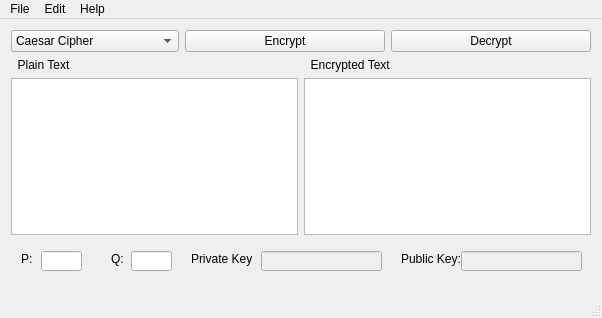
Above: Integrity Countermeasure/mainwindow.ui from RoysGit227/Software2Project before the change. Below: the same form after it.
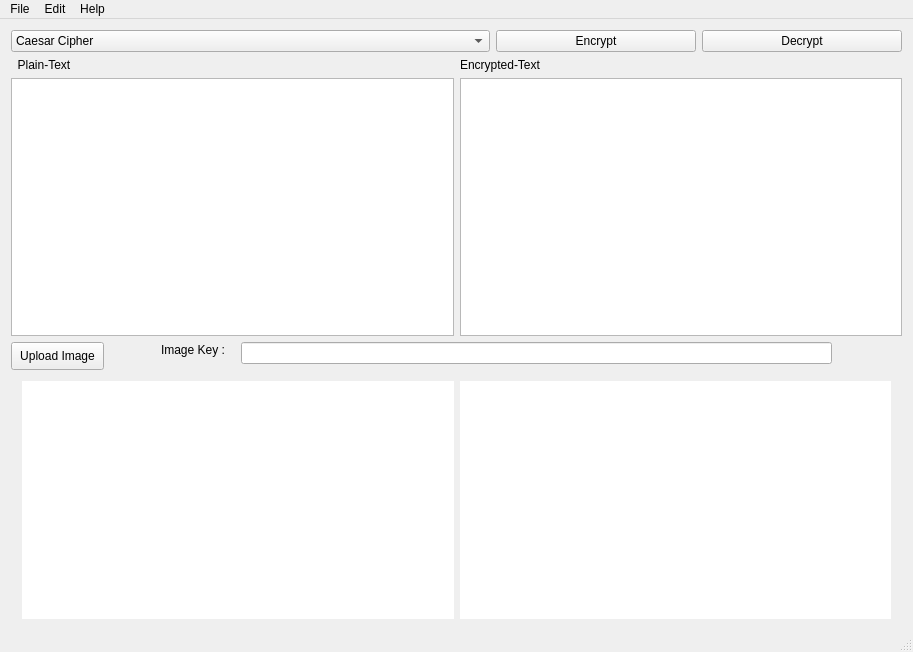
That is the form after the change. The open tabs and pages were chosen to show the change.

```diff
--- a/Integrity Countermeasure/mainwindow.ui
+++ b/Integrity Countermeasure/mainwindow.ui
@@ -6,8 +6,8 @@
    <rect>
     <x>0</x>
     <y>0</y>
-    <width>602</width>
-    <height>318</height>
+    <width>913</width>
+    <height>652</height>
    </rect>
   </property>
   <property name="windowTitle">
@@ -95,7 +95,7 @@
         <item>
          <widget class="QLabel" name="label">
           <property name="text">
-           <string>  Plain Text</string>
+           <string>  Plain-Text</string>
           </property>
          </widget>
         </item>
@@ -109,7 +109,7 @@
         <item>
          <widget class="QLabel" name="label_2">
           <property name="text">
-           <string>  Encrypted Text</string>
+           <string>Encrypted-Text</string>
           </property>
          </widget>
         </item>
@@ -122,6 +122,15 @@
     </item>
     <item>
      <widget class="QStackedWidget" name="stackedWidget">
+      <property name="sizePolicy">
+       <sizepolicy hsizetype="Preferred" vsizetype="Preferred">
+        <horstretch>0</horstretch>
+        <verstretch>0</verstretch>
+       </sizepolicy>
+      </property>
+      <property name="layoutDirection">
+       <enum>Qt::LeftToRight</enum>
+      </property>
       <property name="frameShadow">
        <enum>QFrame::Plain</enum>
       </property>
@@ -160,17 +169,17 @@
          </rect>
         </property>
        </widget>
-       <widget class="QLabel" name="label_5">
+       <widget class="QLabel" name="label_7">
         <property name="geometry">
          <rect>
           <x>10</x>
           <y>10</y>
           <width>71</width>
-          <height>20</height>
+          <height>21</height>
          </rect>
         </property>
         <property name="text">
-         <string>Secret : </string>
+         <string>Secret Key :</string>
         </property>
        </widget>
       </widget>
@@ -199,141 +208,102 @@
         </property>
        </widget>
       </widget>
-      <widget class="QWidget" name="page_3">
-       <widget class="QLineEdit" name="RSA_lineEdit_p">
+      <widget class="QWidget" name="image">
+       <widget class="QPushButton" name="imageButton">
         <property name="geometry">
          <rect>
-          <x>30</x>
-          <y>10</y>
-          <width>41</width>
-          <height>20</height>
+          <x>0</x>
+          <y>0</y>
+          <width>93</width>
+          <height>28</height>
          </rect>
         </property>
-       </widget>
-       <widget class="QLabel" name="label_7">
-        <property name="geometry">
-         <rect>
-          <x>10</x>
-          <y>10</y>
-          <width>21</width>
-          <height>16</height>
-         </rect>
-        </property>
         <property name="text">
-         <string>P: </string>
+         <string>Upload Image</string>
         </property>
        </widget>
-       <widget class="QLineEdit" name="RSA_lineEdit_q">
+       <widget class="QWidget" name="layoutWidget">
         <property name="geometry">
          <rect>
-          <x>120</x>
-          <y>10</y>
-          <width>41</width>
-          <height>20</height>
+          <x>0</x>
+          <y>28</y>
+          <width>891</width>
+          <height>271</height>
          </rect>
         </property>
+        <layout class="QHBoxLayout" name="horizontalLayout_3">
+         <item>
+          <layout class="QVBoxLayout" name="verticalLayout_4">
+           <item>
+            <widget class="QLabel" name="plainImage">
+             <property name="sizePolicy">
+              <sizepolicy hsizetype="Expanding" vsizetype="Expanding">
+               <horstretch>0</horstretch>
+               <verstretch>0</verstretch>
+              </sizepolicy>
+             </property>
+             <property name="styleSheet">
+              <string notr="true">background-color: rgb(255, 255, 255);
+border-top-color: rgb(2, 2, 2);
+border-color: rgb(2, 2, 2);</string>
+             </property>
+             <property name="text">
+              <string/>
+             </property>
+             <property name="alignment">
+              <set>Qt::AlignCenter</set>
+             </property>
+            </widget>
+           </item>
+          </layout>
+         </item>
+         <item>
+          <layout class="QVBoxLayout" name="verticalLayout_5">
+           <item>
+            <widget class="QLabel" name="encryptImage">
+             <property name="sizePolicy">
+              <sizepolicy hsizetype="Expanding" vsizetype="Expanding">
+               <horstretch>0</horstretch>
+               <verstretch>0</verstretch>
+              </sizepolicy>
+             </property>
+             <property name="styleSheet">
+              <string notr="true">background-color: rgb(255, 255, 255);
+border-color: rgb(0, 0, 0);</string>
+             </property>
+             <property name="text">
+              <string/>
+             </property>
+             <property name="alignment">
+              <set>Qt::AlignCenter</set>
+             </property>
+            </widget>
+           </item>
+          </layout>
+         </item>
+        </layout>
        </widget>
-       <widget class="QLabel" name="label_8">
+       <widget class="QLineEdit" name="lineEditImage">
         <property name="geometry">
          <rect>
-          <x>100</x>
-          <y>10</y>
-          <width>21</width>
-          <height>16</height>
+          <x>230</x>
+          <y>0</y>
+          <width>591</width>
+          <height>22</height>
          </rect>
         </property>
-        <property name="text">
-         <string>Q: </string>
-        </property>
        </widget>
-       <widget class="QLineEdit" name="RSA_lineEdit_prkey">
-        <property name="enabled">
-         <bool>false</bool>
-        </property>
+       <widget class="QLabel" name="label_5">
         <property name="geometry">
          <rect>
-          <x>250</x>
-          <y>10</y>
-          <width>121</width>
-          <height>20</height>
-         </rect>
-        </property>
-       </widget>
-       <widget class="QLabel" name="label_9">
-        <property name="geometry">
-         <rect>
-          <x>180</x>
-          <y>10</y>
-          <width>61</width>
+          <x>150</x>
+          <y>0</y>
+          <width>71</width>
           <height>16</height>
          </rect>
         </property>
         <property name="text">
-         <string>Private Key: </string>
-        </property>
-       </widget>
-       <widget class="QLabel" name="label_12">
-        <property name="geometry">
-         <rect>
-          <x>390</x>
-          <y>10</y>
-          <width>61</width>
-          <height>16</height>
-         </rect>
-        </property>
-        <property name="text">
-         <string>Public Key: </string>
-        </property>
-       </widget>
-       <widget class="QLineEdit" name="RSA_lineEdit_pukey">
-        <property name="enabled">
-         <bool>false</bool>
-        </property>
-        <property name="geometry">
-         <rect>
-          <x>450</x>
-          <y>10</y>
-          <width>121</width>
-          <height>20</height>
-         </rect>
-        </property>
-       </widget>
-      </widget>
-      <widget class="QWidget" name="page_4">
-       <widget class="QLabel" name="label_10">
-        <property name="geometry">
-         <rect>
-          <x>500</x>
-          <y>10</y>
-          <width>76</width>
-          <height>20</height>
-         </rect>
-        </property>
-        <property name="text">
-         <string>Numeric Value</string>
-        </property>
-       </widget>
-       <widget class="QLabel" name="label_11">
-        <property name="geometry">
-         <rect>
-          <x>10</x>
-          <y>10</y>
-          <width>28</width>
-          <height>20</height>
-         </rect>
-        </property>
-        <property name="text">
-         <string>Key : </string>
-        </property>
-       </widget>
-       <widget class="QLineEdit" name="lineEdit_rc4_key">
-        <property name="geometry">
-         <rect>
-          <x>44</x>
-          <y>10</y>
-          <width>450</width>
-          <height>20</height>
-         </rect>
+         <string>Image Key :</string>
         </property>
        </widget>
       </widget>
@@ -346,7 +316,7 @@
     <rect>
      <x>0</x>
      <y>0</y>
-     <width>602</width>
+     <width>913</width>
      <height>26</height>
     </rect>
    </property>
```
Left out of the diff: 36 changed lines with no effect on the pictures.
